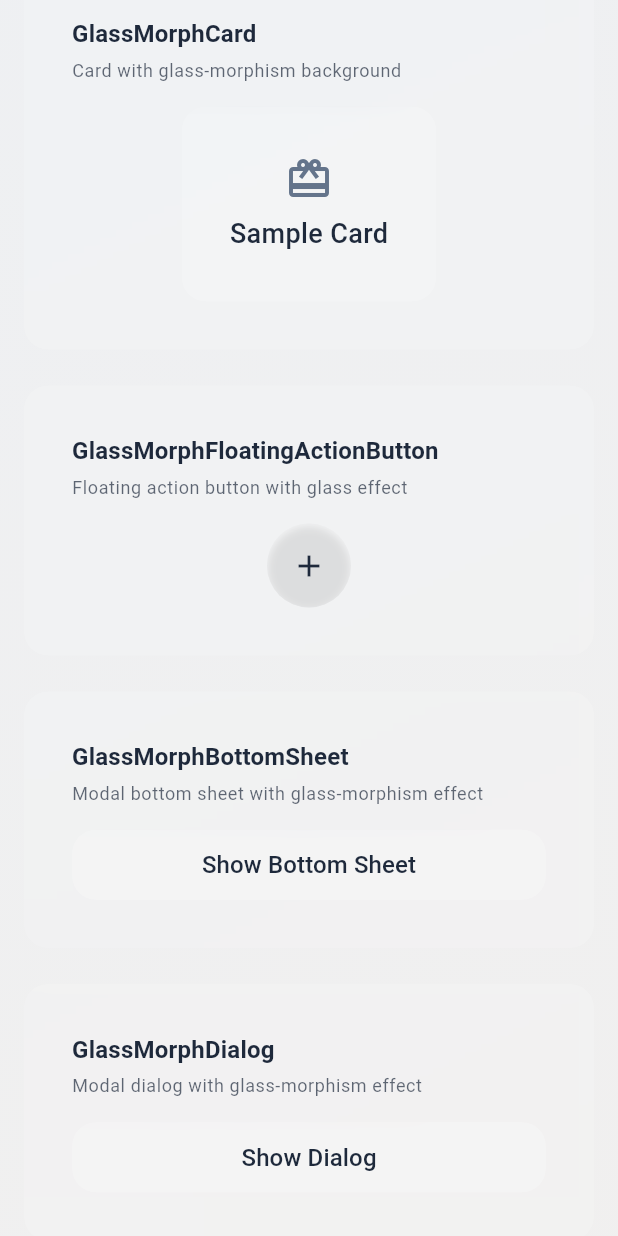
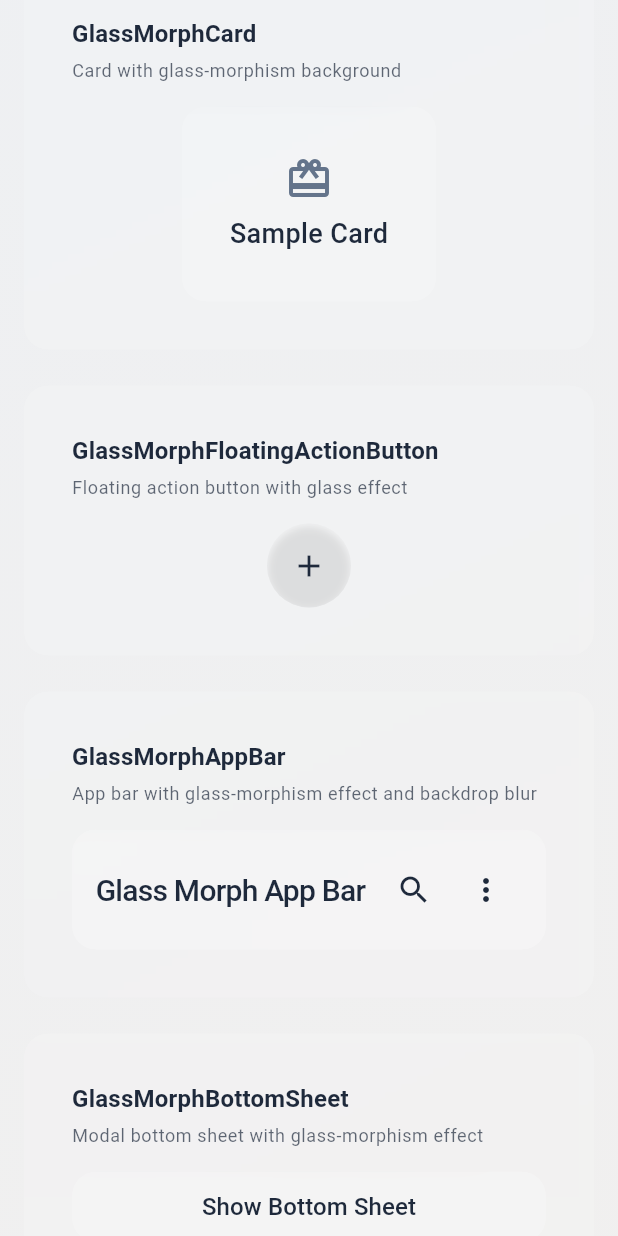
Before and after one commit to Liv-Coder/glass_morph, a Flutter app: the screen it shows after launch, scrolled down 576 dp, on a phone screen of 412 x 824 dp. Run offline on Flutter 3.47's test engine with Material 3 defaults, Android fonts, the phone set to English and light mode, and no system bars.

Commit message:
feat: Add GlassMorphAppBar widget with customizable properties and showcase in example

```diff
--- a/example/lib/screens/home_screen.dart
+++ b/example/lib/screens/home_screen.dart
@@ -148,6 +148,53 @@ class HomeScreen extends StatelessWidget {
                     child: Icon(
                       Icons.add,
                       color: colorScheme.onSurface,
+                    ),
+                  ),
+                ),
+
+                const SizedBox(height: 24),
+
+                // GlassMorphAppBar Showcase
+                _buildWidgetSection(
+                  context,
+                  title: 'GlassMorphAppBar',
+                  description:
+                      'App bar with glass-morphism effect and backdrop blur',
+                  child: Container(
+                    height: 80,
+                    decoration: BoxDecoration(
+                      borderRadius: BorderRadius.circular(16),
+                      color: colorScheme.surface.withValues(alpha: 0.1),
+                    ),
+                    child: ClipRRect(
+                      borderRadius: BorderRadius.circular(16),
+                      child: GlassMorphAppBar(
+                        title: Text(
+                          'Glass Morph App Bar',
+                          style: TextStyle(
+                            color: colorScheme.onSurface,
+                            fontWeight: FontWeight.w500,
+                          ),
+                        ),
+                        blur: 12,
+                        opacity: 0.2,
+                        actions: [
+                          IconButton(
+                            icon: Icon(
+                              Icons.search,
+                              color: colorScheme.onSurface,
+                            ),
+                            onPressed: () {},
+                          ),
+                          IconButton(
+                            icon: Icon(
+                              Icons.more_vert,
+                              color: colorScheme.onSurface,
+                            ),
+                            onPressed: () {},
+                          ),
+                        ],
+                      ),
                     ),
                   ),
                 ),
--- a/lib/glass_morph_widgets.dart
+++ b/lib/glass_morph_widgets.dart
@@ -4,6 +4,7 @@
 library glass_morph_widgets;
 
 // Exports
+export 'src/glass_morph_app_bar.dart';
 export 'src/glass_morph_button.dart';
 export 'src/glass_morph_card.dart';
 export 'src/glass_morph_fab.dart';
--- /dev/null
+++ b/lib/src/glass_morph_app_bar.dart
@@ -0,0 +1,138 @@
+import 'package:flutter/material.dart';
+import 'dart:ui' show ImageFilter;
+
+/// GlassMorphAppBar: glass-morphism app bar with accessible semantics, highContrast and reduceMotion.
+class GlassMorphAppBar extends StatelessWidget implements PreferredSizeWidget {
+  const GlassMorphAppBar({
+    super.key,
+    this.title,
+    this.leading,
+    this.actions,
+    this.blur = 12,
+    this.opacity = 0.15,
+    this.animationDuration = const Duration(milliseconds: 180),
+    this.border,
+    this.shadow,
+    this.semanticsLabel,
+    this.semanticsOnTapHint,
+    this.centerTitle,
+    this.titleSpacing,
+    this.toolbarHeight = kToolbarHeight,
+    this.bottom,
+  })  : assert(blur >= 0, 'Blur value must be non-negative'),
+        assert(opacity >= 0 && opacity <= 1, 'Opacity must be between 0 and 1');
+
+  final Widget? title;
+  final Widget? leading;
+  final List<Widget>? actions;
+  final bool? centerTitle;
+  final double? titleSpacing;
+  final double toolbarHeight;
+  final PreferredSizeWidget? bottom;
+
+  // Glass-morphism parameters
+  final double blur;
+  final double opacity;
+  final Duration animationDuration;
+  final Border? border;
+  final List<BoxShadow>? shadow;
+  final String? semanticsLabel;
+  final String? semanticsOnTapHint;
+
+  /// Clamped blur value to prevent performance issues (max 50 sigma)
+  double get _clampedBlur => blur.clamp(0.0, 50.0);
+
+  @override
+  Size get preferredSize => Size.fromHeight(
+        toolbarHeight + (bottom?.preferredSize.height ?? 0.0),
+      );
+
+  @override
+  Widget build(BuildContext context) {
+    final mq = MediaQuery.of(context);
+    final reduceMotion = mq.disableAnimations || mq.accessibleNavigation;
+    final highContrast = mq.highContrast;
+    final theme = Theme.of(context);
+    final isDarkMode = theme.brightness == Brightness.dark;
+
+    final duration = reduceMotion ? Duration.zero : animationDuration;
+
+    final effectiveBorder = border ??
+        (highContrast
+            ? Border.all(
+                color: Theme.of(context)
+                    .colorScheme
+                    .onSurface
+                    .withValues(alpha: 0.9),
+                width: 1.0,
+              )
+            : null);
+
+    // Theme-aware background color for glass morphism effect
+    final backgroundColor =
+        theme.colorScheme.surface.withValues(alpha: opacity);
+
+    Widget appBarContent = Container(
+      height: toolbarHeight,
+      padding: const EdgeInsets.symmetric(horizontal: 16),
+      decoration: BoxDecoration(
+        color: backgroundColor,
+        border: effectiveBorder,
+        boxShadow: shadow,
+      ),
+      child: Row(
+        children: [
+          if (leading != null) leading!,
+          if (leading != null) const SizedBox(width: 16),
+          Expanded(
+            child: title != null
+                ? DefaultTextStyle(
+                    style: theme.appBarTheme.titleTextStyle ??
+                        theme.textTheme.titleLarge ??
+                        const TextStyle(
+                          fontSize: 20,
+                          fontWeight: FontWeight.w600,
+                        ),
+                    child: title!,
+                  )
+                : const SizedBox(),
+          ),
+          if (actions != null) ...actions!,
+        ],
+      ),
+    );
+
+    // Apply blur effect to the background
+    appBarContent = ClipRect(
+      child: BackdropFilter(
+        filter: ImageFilter.blur(sigmaX: _clampedBlur, sigmaY: _clampedBlur),
+        child: appBarContent,
+      ),
+    );
+
+    // Wrap in AnimatedContainer for smooth transitions
+    final animatedAppBar = AnimatedContainer(
+      duration: duration,
+      height: toolbarHeight,
+      child: appBarContent,
+    );
+
+    // Combine app bar with bottom widget if present
+    Widget result = animatedAppBar;
+    if (bottom != null) {
+      result = Column(
+        mainAxisSize: MainAxisSize.min,
+        children: [
+          animatedAppBar,
+          bottom!,
+        ],
+      );
+    }
+
+    return Semantics(
+      container: true,
+      label: semanticsLabel ?? 'Glass app bar',
+      child: result,
+    );
+  }
+}
```
Also changed, not shown: 5 other files.
